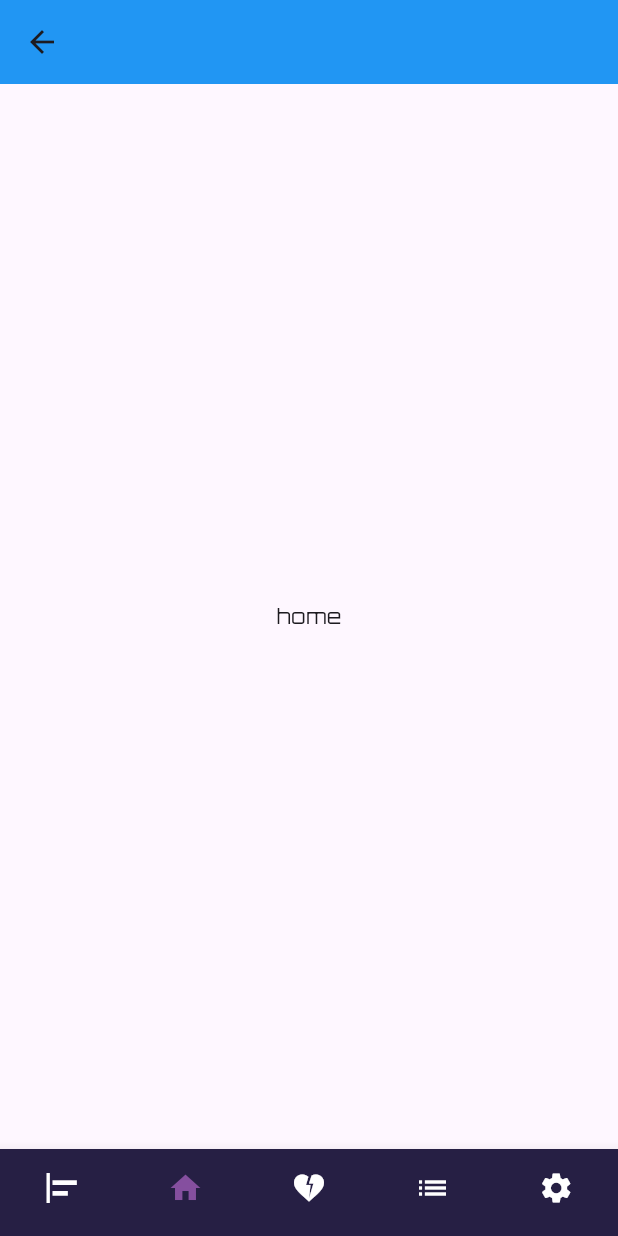
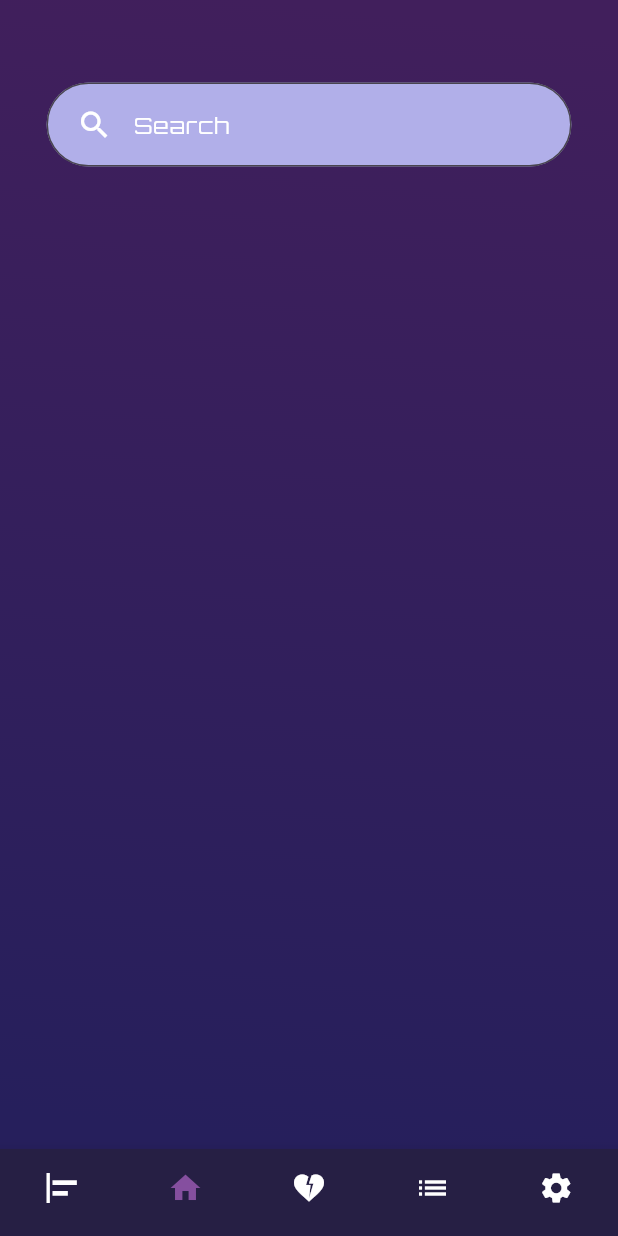
Before and after one commit to salahswidan/audio_player_app, a Flutter app: the MainHomeScreen screen opened by its route, item 2 of the bottom bar chosen, on a phone screen of 412 x 824 dp. Run offline on Flutter 3.47's test engine with Material 3 defaults, Android fonts, the phone set to English and light mode, and no system bars.

Commit message:
make custom text field

```diff
--- a/lib/core/resourses/color_managers.dart
+++ b/lib/core/resourses/color_managers.dart
@@ -7,4 +7,5 @@ class ColorManagers {
   static const Color klightWhite3Color=Color(0xff2F509A);
   static const Color klightWhite2Color=Color(0xff80CFF2);
   static const Color kthridPrimaryColor=Color(0xff854F9F);
+  static const Color kDarkBlueeColor=Color(0xff261F5C);
 }
--- a/lib/features/main_home/screens/home_page.dart
+++ b/lib/features/main_home/screens/home_page.dart
@@ -1,16 +1,26 @@
 import 'package:flutter/material.dart';
+
+import '../../../core/resourses/color_managers.dart';
+import '../widgets/custom_text_field_home_page.dart';
 
 class HomePage extends StatelessWidget {
   const HomePage({super.key});
 
   @override
   Widget build(BuildContext context) {
-    return Scaffold(
-      appBar: AppBar(
-        backgroundColor: Colors.blue,
-      ),
-      body: Center(
-        child: Text("home"),
+    return Container(
+      decoration: BoxDecoration(
+          gradient: LinearGradient(
+              begin: Alignment(0.20, -0.98),
+              end: Alignment(-0.20, 0.98),
+              colors: [
+            ColorManagers.kPrimaryColor,
+            ColorManagers.kDarkBlueeColor
+          ])),
+      child: Column(
+        children: [
+          CustomTextFieldHomePage()
+        ],
       ),
     );
   }
--- /dev/null
+++ b/lib/features/main_home/widgets/custom_text_field_home_page.dart
@@ -0,0 +1,32 @@
+import 'package:flutter/material.dart';
+
+class CustomTextFieldHomePage extends StatelessWidget {
+  const CustomTextFieldHomePage({
+    super.key,
+  });
+
+  @override
+  Widget build(BuildContext context) {
+    return Padding(
+      padding: EdgeInsets.only(top: 55, right: 31, left: 31),
+      child: TextField(
+        decoration: InputDecoration(
+          filled: true,
+          fillColor: Color(0xffB1AFE9),
+          prefixIcon: Padding(
+            padding: const EdgeInsets.only(left: 20.0, right: 10.0),
+            child: Icon(
+              Icons.search,
+              color: Colors.white,
+            ),
+          ),
+          border: OutlineInputBorder(
+            borderRadius: BorderRadius.circular(50),
+          ),
+          hintText: "Search",
+          hintStyle: TextStyle(color: Colors.white, fontSize: 15),
+        ),
+      ),
+    );
+  }
+}
```
